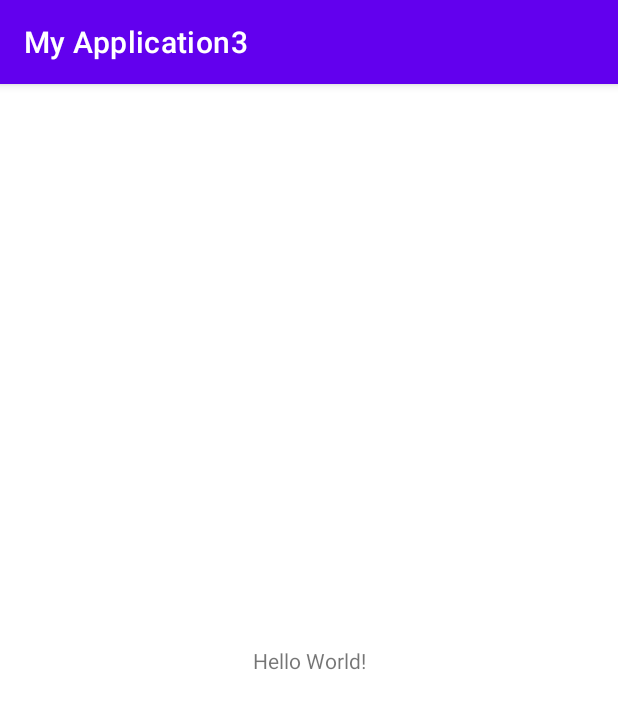
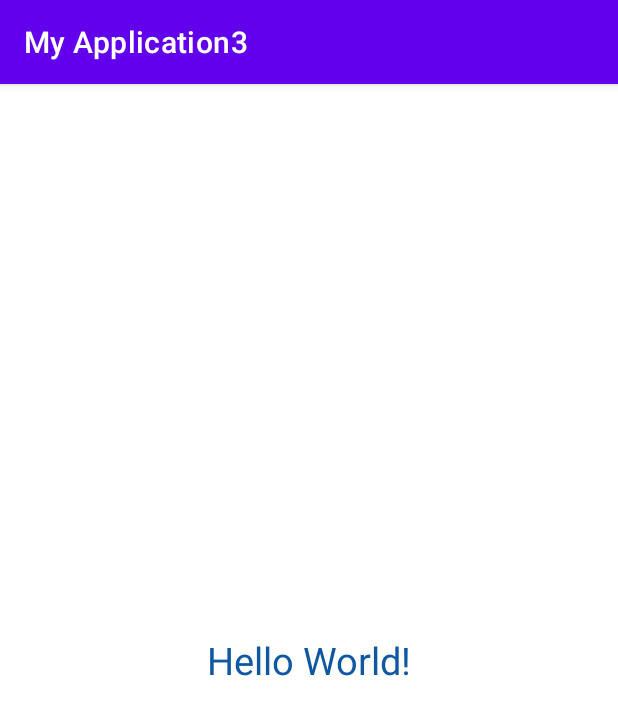
Before and after one commit to vishal2001prajapati/myrepo3, an Android app: the screen it shows after launch (MainActivity), on a phone screen of 412 x 824 dp. Shown: the top 715 px of the screen. Run offline under Robolectric (Android 15) with nearby library versions, the phone set to English and light mode, and no system bars.

Commit message:
"add branches"

```diff
--- a/app/src/main/res/layout/activity_main.xml
+++ b/app/src/main/res/layout/activity_main.xml
@@ -10,6 +10,8 @@
         android:layout_width="wrap_content"
         android:layout_height="wrap_content"
         android:text="Hello World!"
+        android:textSize="25dp"
+        android:textColor="#0F58A1"
         app:layout_constraintBottom_toBottomOf="parent"
         app:layout_constraintLeft_toLeftOf="parent"
         app:layout_constraintRight_toRightOf="parent"
```
